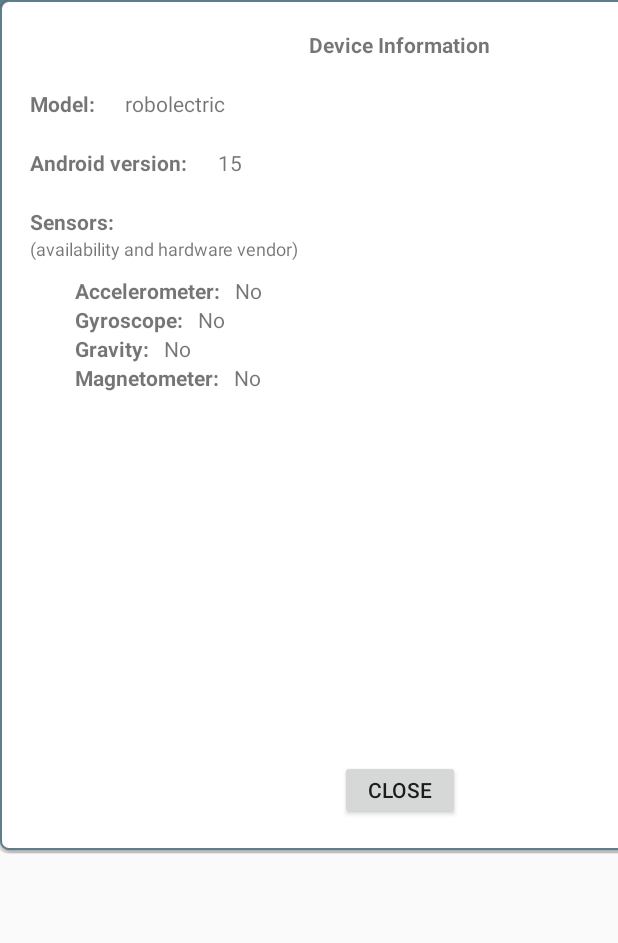
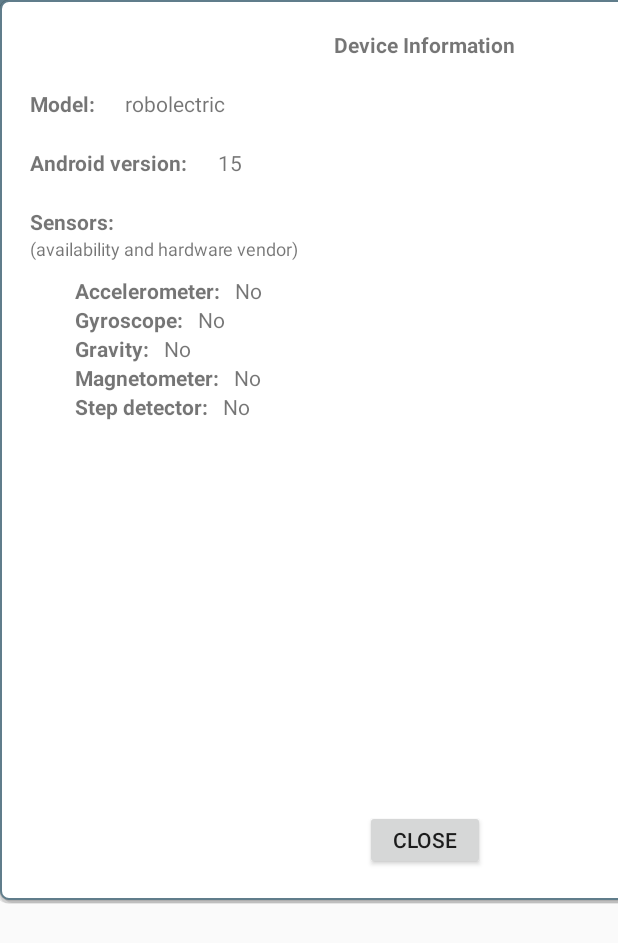
Before and after one commit to sho-87/sensor-record, an Android app: the screen it shows after launch (MainActivity), in the options menu, after a tap on "Device Info", on a phone screen of 412 x 824 dp. Shown: the top 943 px of the screen. Run offline under Robolectric (Android 15) with nearby library versions, the phone set to English and light mode, and no system bars.

Commit message:
Add step detector to device info list

```diff
--- a/app/src/main/java/ca/simonho/sensorrecord/MainActivity.java
+++ b/app/src/main/java/ca/simonho/sensorrecord/MainActivity.java
@@ -56,13 +56,11 @@ public class MainActivity extends AppCompatActivity
     public final static short TYPE_GYROSCOPE = Sensor.TYPE_GYROSCOPE;
     public final static short TYPE_GRAVITY = Sensor.TYPE_GRAVITY;
     public final static short TYPE_MAGNETIC = Sensor.TYPE_MAGNETIC_FIELD;
+    public final static short TYPE_STEP_DETECTOR = Sensor.TYPE_STEP_DETECTOR;
 
     //TODO add onscreen condition setting
     //TODO add trial numbers
     //TODO add trial by trial viewer of saved data
-    //TODO update real time graphs with latest graph library
-    //TODO add leg height/pocket height to new participant screen
-    //TODO update code with latest from berman/load
 
     @Override
     protected void onCreate(Bundle savedInstanceState) {
@@ -178,8 +176,11 @@ public class MainActivity extends AppCompatActivity
                 TextView deviceMagnetometer = deviceLayout.findViewById(R.id.device_magnetic_content);
                 deviceMagnetometer.setText(getSensorAvailable(TYPE_MAGNETIC));
 
+                TextView deviceStepDetector = deviceLayout.findViewById(R.id.device_step_content);
+                deviceStepDetector.setText(getSensorAvailable(TYPE_STEP_DETECTOR));
+
                 // Display the popup in the center
-                final PopupWindow popupDeviceInfo = new PopupWindow(deviceLayout, 800, 850, true);
+                final PopupWindow popupDeviceInfo = new PopupWindow(deviceLayout, 850, 900, true);
                 popupDeviceInfo.showAtLocation(deviceLayout, Gravity.CENTER, 0, 0);
 
                 // Close popup on button click
@@ -218,7 +219,6 @@ public class MainActivity extends AppCompatActivity
         return super.onOptionsItemSelected(item);
     }
 
-    @SuppressWarnings("StatementWithEmptyBody")
     @Override
     public boolean onNavigationItemSelected(MenuItem item) {
         // Handle navigation view item clicks here.
--- a/app/src/main/res/layout/window_device_info.xml
+++ b/app/src/main/res/layout/window_device_info.xml
@@ -1,6 +1,5 @@
 <?xml version="1.0" encoding="utf-8"?>
 <LinearLayout xmlns:android="http://schemas.android.com/apk/res/android"
-              xmlns:app="http://schemas.android.com/apk/res-auto"
     android:id="@+id/window_device_info"
     android:layout_width="fill_parent"
     android:layout_height="fill_parent"
@@ -142,6 +141,23 @@
             android:layout_marginStart="10dp"
             android:layout_toEndOf="@id/device_magnetic_label"/>
 
+        <TextView
+            android:id="@+id/device_step_label"
+            android:layout_width="wrap_content"
+            android:layout_height="wrap_content"
+            android:layout_below="@+id/device_magnetic_label"
+            android:layout_marginStart="40dp"
+            android:text="@string/device_step_label"
+            android:textStyle="bold"/>
+
+        <TextView
+            android:id="@+id/device_step_content"
+            android:layout_width="wrap_content"
+            android:layout_height="wrap_content"
+            android:layout_below="@+id/device_magnetic_content"
+            android:layout_marginStart="10dp"
+            android:layout_toEndOf="@id/device_step_label"/>
+
     </RelativeLayout>
 
     <LinearLayout
--- a/app/src/main/res/values/strings.xml
+++ b/app/src/main/res/values/strings.xml
@@ -105,5 +105,6 @@
     <string name="device_gyroscope_label">Gyroscope:</string>
     <string name="device_gravity_label">Gravity:</string>
     <string name="device_magnetometer_label">Magnetometer:</string>
+    <string name="device_step_label">Step detector:</string>
 
 </resources>
```
Lines whose indentation alone changed are shown as unchanged.
